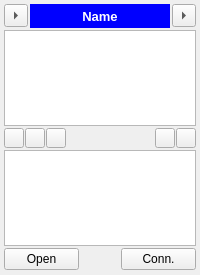
Qt form spinetoolbox/ui/subwindow_data_connection.ui (spine-tools/Spine-Toolbox) before a commit.
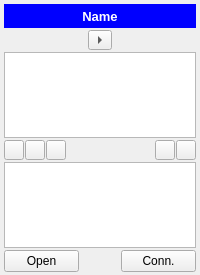
The same form after that commit. Icons and pictures are not drawn.

Commit message: Single connector button

What changed in the file:
```diff
--- a/spinetoolbox/ui/subwindow_data_connection.ui
+++ b/spinetoolbox/ui/subwindow_data_connection.ui
@@ -88,21 +88,6 @@
       <number>4</number>
      </property>
      <item>
-      <layout class="QHBoxLayout" name="horizontalLayout_top">
-       <item>
-        <widget class="QToolButton" name="toolButton_inputslot">
-         <property name="toolTip">
-          <string>Input slot. Draw connections from/to here.</string>
-         </property>
-         <property name="text">
-          <string>...</string>
-         </property>
-         <property name="arrowType">
-          <enum>Qt::RightArrow</enum>
-         </property>
-        </widget>
-       </item>
-       <item>
         <widget class="QLabel" name="label_name">
          <property name="sizePolicy">
           <sizepolicy hsizetype="Preferred" vsizetype="Fixed">
@@ -139,7 +124,28 @@
         </widget>
        </item>
        <item>
-        <widget class="QToolButton" name="toolButton_outputslot">
+      <layout class="QHBoxLayout" name="horizontalLayout_3">
+       <item>
+        <spacer name="horizontalSpacer_4">
+         <property name="orientation">
+          <enum>Qt::Horizontal</enum>
+         </property>
+         <property name="sizeHint" stdset="0">
+          <size>
+           <width>40</width>
+           <height>20</height>
+          </size>
+         </property>
+        </spacer>
+       </item>
+       <item>
+        <widget class="QToolButton" name="toolButton_connector">
+         <property name="minimumSize">
+          <size>
+           <width>0</width>
+           <height>1</height>
+          </size>
+         </property>
          <property name="toolTip">
           <string>Output slot. Draw connections from/to here.</string>
          </property>
@@ -151,6 +157,19 @@
          </property>
         </widget>
        </item>
+       <item>
+        <spacer name="horizontalSpacer_3">
+         <property name="orientation">
+          <enum>Qt::Horizontal</enum>
+         </property>
+         <property name="sizeHint" stdset="0">
+          <size>
+           <width>40</width>
+           <height>20</height>
+          </size>
+         </property>
+        </spacer>
+       </item>
       </layout>
      </item>
      <item>
```
Left out of the diff: 2 changed lines with no effect on the pictures. Lines whose indentation alone changed are shown as unchanged. The commit also changes 9 other files.
